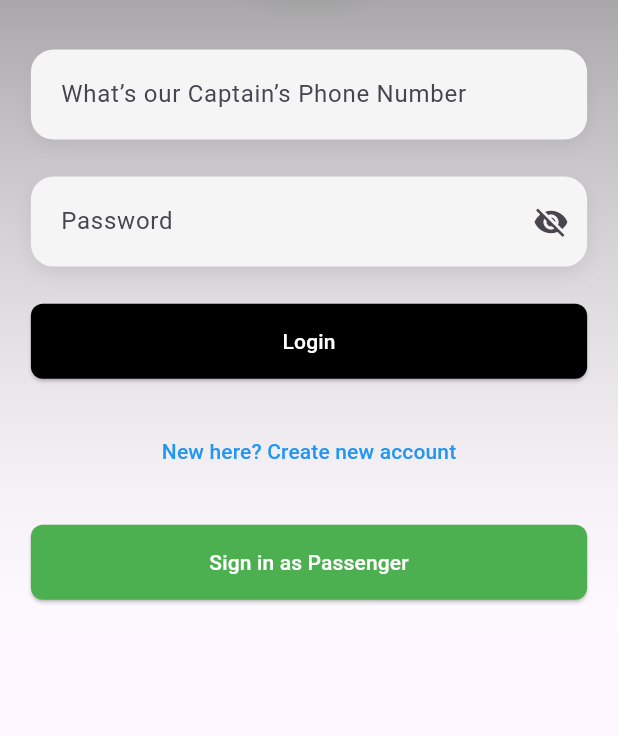
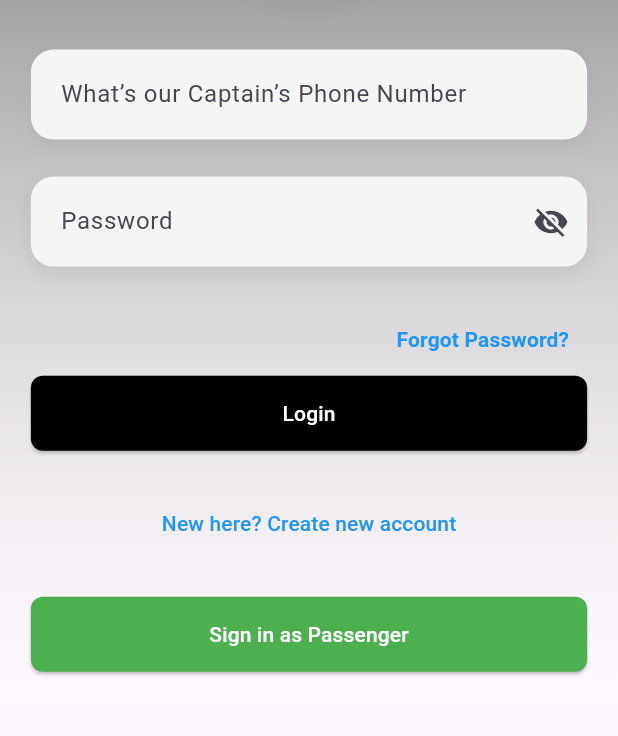
Before and after one commit to SupragyaBasnet/uber_project, a Flutter app: the CaptainLoginScreenView screen opened directly, on a phone screen of 412 x 824 dp, the part 278-1014 px from its top. Run offline on Flutter 3.47's test engine with Material 3 defaults, Android fonts, the phone set to English and light mode, and no system bars.

Commit message:
forgot password

```diff
--- a/lib/view/captain/captain_login_screen_view.dart
+++ b/lib/view/captain/captain_login_screen_view.dart
@@ -1,5 +1,6 @@
 import 'package:flutter/material.dart';
 import '../user/login_screen_view.dart';
+import '../user/forgot_password_view.dart'; // Adjusted import for ForgotPasswordView
 import 'captain_signup_screen_view.dart'; // Import captain signup page
 import 'captain_dashboard_screen_view.dart'; // Import captain dashboard screen
 
@@ -11,11 +12,8 @@ class CaptainLoginScreenView extends StatefulWidget {
 }
 
 class _CaptainLoginScreenViewState extends State<CaptainLoginScreenView> {
-  // Controllers for text fields
   final TextEditingController _phoneNumberController = TextEditingController();
   final TextEditingController _passwordController = TextEditingController();
-
-  // Flag to toggle password visibility
   bool _isPasswordVisible = false;
 
   @override
@@ -96,6 +94,29 @@ class _CaptainLoginScreenViewState extends State<CaptainLoginScreenView> {
                       ),
                     ),
                     SizedBox(height: screenHeight * 0.03),
+
+                    // Forgot Password Link
+                    Row(
+                      mainAxisAlignment: MainAxisAlignment.end,
+                      children: [
+                        TextButton(
+                          onPressed: () {
+                            Navigator.push(
+                              context,
+                              MaterialPageRoute(
+                                builder: (context) => ForgotPasswordView(
+                                  initialPhoneNumber: _phoneNumberController.text,
+                                ),
+                              ),
+                            );
+                          },
+                          child: const Text(
+                            "Forgot Password?",
+                            style: TextStyle(color: Colors.blue, fontWeight: FontWeight.w600),
+                          ),
+                        ),
+                      ],
+                    ),
 
                     // Login Button
                     _buildElevatedButton(
```
